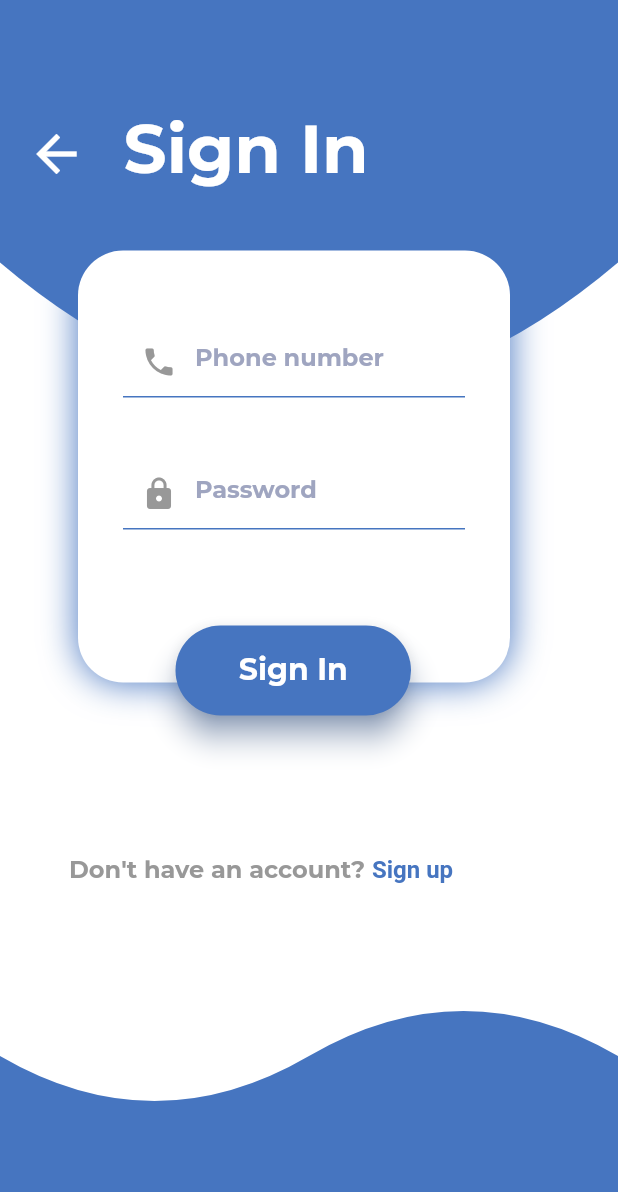
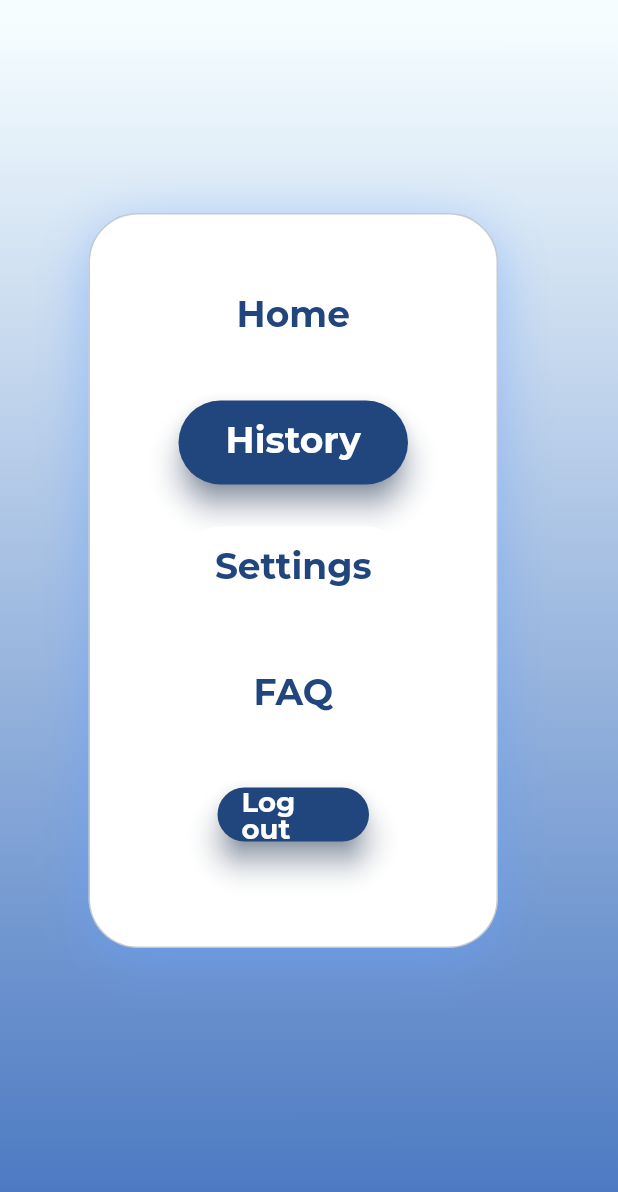
Before and after one commit to minaiscoding/Project-7, a Flutter app: the screen it shows after launch, on a phone screen of 412 x 824 dp. Shown: the top 1192 px of the screen. Run offline on Flutter 3.47's test engine with Material 2 defaults, Android fonts, the phone set to English and light mode, and no system bars; our stand-ins replace drop_shadow_image, hexcolor, smooth_page_indicator, wave.

Commit message:
Slider + linked the pages + Menu container

```diff
--- /dev/null
+++ b/flutter_application_1/lib/Menu.dart
@@ -0,0 +1,193 @@
+import 'package:flutter/material.dart'; //imports dart
+import 'package:hexcolor/hexcolor.dart';
+import 'package:wave/config.dart';
+import 'package:wave/wave.dart';
+import 'package:drop_shadow_image/drop_shadow_image.dart';
+
+class Menu extends StatelessWidget {
+  @override //redefinition of the build widget
+  Widget build(BuildContext context) {
+    return Container(
+      decoration: BoxDecoration(
+        gradient: LinearGradient(
+          begin: Alignment.bottomCenter,
+          end: Alignment.topCenter,
+          colors: [
+            Color(0xFFF5FDFF),
+            Color(0xFF4675C0),
+          ],
+          stops: [0.0185, 1.3432],
+          transform: GradientRotation(180 * 3.14151617 / 180),
+        ),
+      ),
+      child: Scaffold(
+        backgroundColor: Color.fromRGBO(0, 0, 0, 0),
+        body: Stack(
+          children: <Widget>[
+            Container(
+              margin: EdgeInsets.fromLTRB(59, 142, 0, 0),
+              width: 273,
+              height: 490,
+              decoration: BoxDecoration(
+                color: Colors.white,
+                border: Border.all(
+                  color: Color.fromRGBO(26, 42, 58, 0.25),
+                  width: 1,
+                ),
+                boxShadow: [
+                  BoxShadow(
+                    color: Color.fromRGBO(101, 160, 255, 0.5),
+                    offset: Offset(0, 8),
+                    blurRadius: 30,
+                  ),
+                ],
+                borderRadius: BorderRadius.circular(33),
+              ),
+              child: Column(
+                children: [
+                  SizedBox(height: 40),
+                  ElevatedButton(
+                    onPressed: () {},
+                    child: Container(
+                      width: 121,
+                      height: 56,
+                      alignment: Alignment.center,
+                      child: Text(
+                        'Home',
+                        style: TextStyle(
+                          fontFamily: 'Montserrat',
+                          fontStyle: FontStyle.normal,
+                          fontWeight: FontWeight.w700,
+                          fontSize: 24,
+                          height: 1,
+                          color: Color(0XFF21457D),
+                        ),
+                      ),
+                    ),
+                    style: ElevatedButton.styleFrom(
+                      primary: Colors.white,
+                      elevation: 0,
+                      shape: RoundedRectangleBorder(
+                        borderRadius: BorderRadius.circular(30),
+                      ),
+                    ),
+                  ),
+                  SizedBox(height: 28),
+                  ElevatedButton(
+                    onPressed: () {},
+                    child: Container(
+                      width: 121,
+                      height: 56,
+                      alignment: Alignment.center,
+                      child: Text(
+                        'History',
+                        style: TextStyle(
+                          fontFamily: 'Montserrat',
+                          fontStyle: FontStyle.normal,
+                          fontWeight: FontWeight.w700,
+                          fontSize: 24,
+                          height: 1,
+                          color: Colors.white,
+                        ),
+                      ),
+                    ),
+                    style: ElevatedButton.styleFrom(
+                      primary: Color(0XFF21457D),
+                      elevation: 8,
+                      shape: RoundedRectangleBorder(
+                        borderRadius: BorderRadius.circular(30),
+                      ),
+                      shadowColor: Color(0XFF21457D),
+                    ),
+                  ),
+                  SizedBox(height: 28),
+                  ElevatedButton(
+                    onPressed: () {},
+                    child: Container(
+                      width: 121,
+                      height: 56,
+                      alignment: Alignment.center,
+                      child: Text(
+                        'Settings',
+                        style: TextStyle(
+                          fontFamily: 'Montserrat',
+                          fontStyle: FontStyle.normal,
+                          fontWeight: FontWeight.w700,
+                          fontSize: 24,
+                          height: 1,
+                          color: Color(0XFF21457D),
+                        ),
+                      ),
+                    ),
+                    style: ElevatedButton.styleFrom(
+                      primary: Colors.white,
+                      elevation: 0,
+                      shape: RoundedRectangleBorder(
+                        borderRadius: BorderRadius.circular(30),
+                      ),
+                    ),
+                  ),
+                  SizedBox(height: 28),
+                  ElevatedButton(
+                    onPressed: () {},
+                    child: Container(
+                      width: 121,
+                      height: 56,
+                      alignment: Alignment.center,
+                      child: Text(
+                        'FAQ',
+                        style: TextStyle(
+                          fontFamily: 'Montserrat',
+                          fontStyle: FontStyle.normal,
+                          fontWeight: FontWeight.w700,
+                          fontSize: 24,
+                          height: 1,
+                          color: Color(0XFF21457D),
+                        ),
+                      ),
+                    ),
+                    style: ElevatedButton.styleFrom(
+                      primary: Colors.white,
+                      elevation: 0,
+                      shape: RoundedRectangleBorder(
+                        borderRadius: BorderRadius.circular(30),
+                      ),
+                    ),
+                  ),
+                  SizedBox(height: 28),
+                  ElevatedButton(
+                    onPressed: () {},
+                    child: Container(
+                      width: 69,
+                      height: 33,
+                      alignment: Alignment.center,
+                      child: Text(
+                        'Log out',
+                        style: TextStyle(
+                          fontFamily: 'Montserrat',
+                          fontStyle: FontStyle.normal,
+                          fontWeight: FontWeight.w700,
+                          fontSize: 18.33333,
+                          height: 1,
+                          color: Colors.white,
+                        ),
+                      ),
+                    ),
+                    style: ElevatedButton.styleFrom(
+                      primary: Color(0XFF21457D),
+                      elevation: 8,
+                      shape: RoundedRectangleBorder(
+                        borderRadius: BorderRadius.circular(30),
+                      ),
+                      shadowColor: Color(0XFF21457D),
+                    ),
+                  ),
+                ],
+              ),
+            ),
+          ],
+        ),
+      ),
+    );
+  }
+}
--- a/flutter_application_1/lib/SignIn.dart
+++ b/flutter_application_1/lib/SignIn.dart
@@ -1,3 +1,4 @@
+import 'package:fluid/main.dart';
 import 'package:flutter/material.dart';
 
 import 'Home.dart';
@@ -42,8 +43,8 @@ class _LoginPageState extends State<LoginPage> {
             // bottom: MediaQuery.of(context).size.height * 0.90,
             child: InkWell(
               onTap: () {
-                Navigator.push(
-                    context, MaterialPageRoute(builder: (context) => Home()));
+                Navigator.push(context,
+                    MaterialPageRoute(builder: (context) => PageViewDemo()));
               },
               child: Icon(
                 Icons.arrow_back,
--- a/flutter_application_1/lib/SignUp.dart
+++ b/flutter_application_1/lib/SignUp.dart
@@ -1,3 +1,4 @@
+import 'package:fluid/main.dart';
 import 'package:flutter/material.dart';
 
 import 'Home.dart';
@@ -42,8 +43,8 @@ class _SignUpPageState extends State<SignUpPage> {
             // bottom: MediaQuery.of(context).size.height * 0.90,
             child: InkWell(
               onTap: () {
-                Navigator.push(
-                    context, MaterialPageRoute(builder: (context) => Home()));
+                Navigator.push(context,
+                    MaterialPageRoute(builder: (context) => PageViewDemo()));
               },
               child: Icon(
                 Icons.arrow_back,
--- a/flutter_application_1/pubspec.yaml
+++ b/flutter_application_1/pubspec.yaml
@@ -32,12 +32,13 @@ dependencies:
   flutter:
     sdk: flutter
   wave: ^0.2.2
+  smooth_page_indicator: ^1.0.0+2
 
   # The following adds the Cupertino Icons font to your application.
   # Use with the CupertinoIcons class for iOS style icons.
   cupertino_icons: ^1.0.2
   drop_shadow_image: ^0.9.1
-
+  # smooth_page_indocator: any
 dev_dependencies:
   flutter_test:
     sdk: flutter
```
Also changed, not shown: flutter_application_1/lib/Home.dart (+10 -7 lines), flutter_application_1/lib/Preview.dart (added, +219 -0 lines), flutter_application_1/lib/Welcome.dart (added, +143 -0 lines), flutter_application_1/lib/main.dart (+64 -5 lines), flutter_application_1/assets/SMS.png (added), flutter_application_1/assets/logo (2).png (added), flutter_application_1/assets/percent.png (added), flutter_application_1/assets/thermometer.png (added), flutter_application_1/pubspec.lock.
